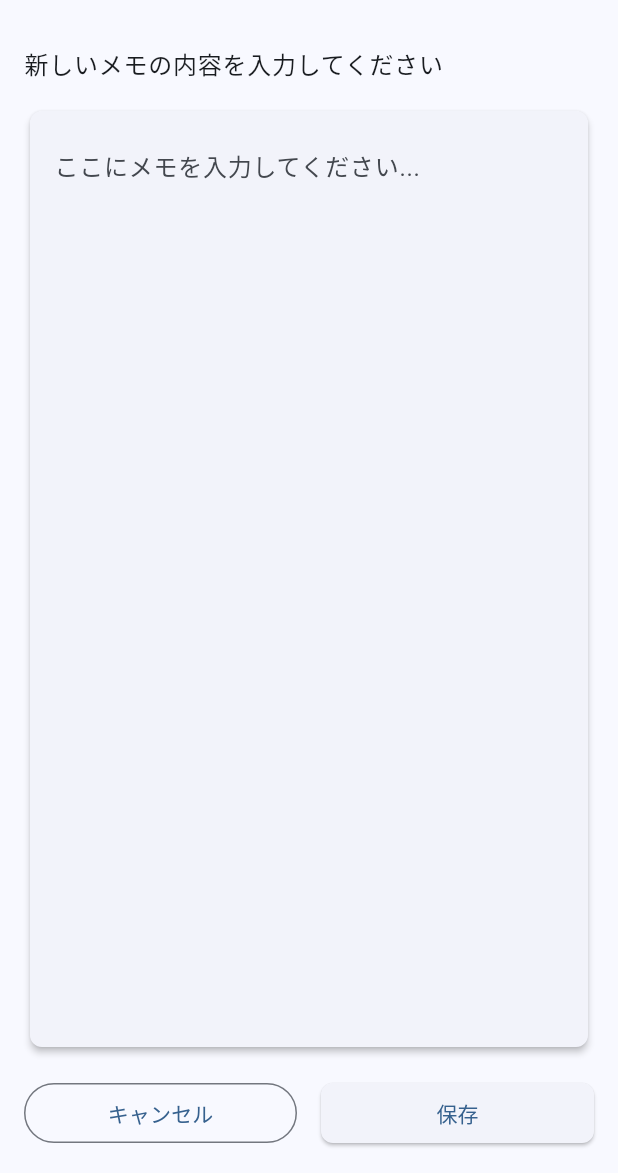
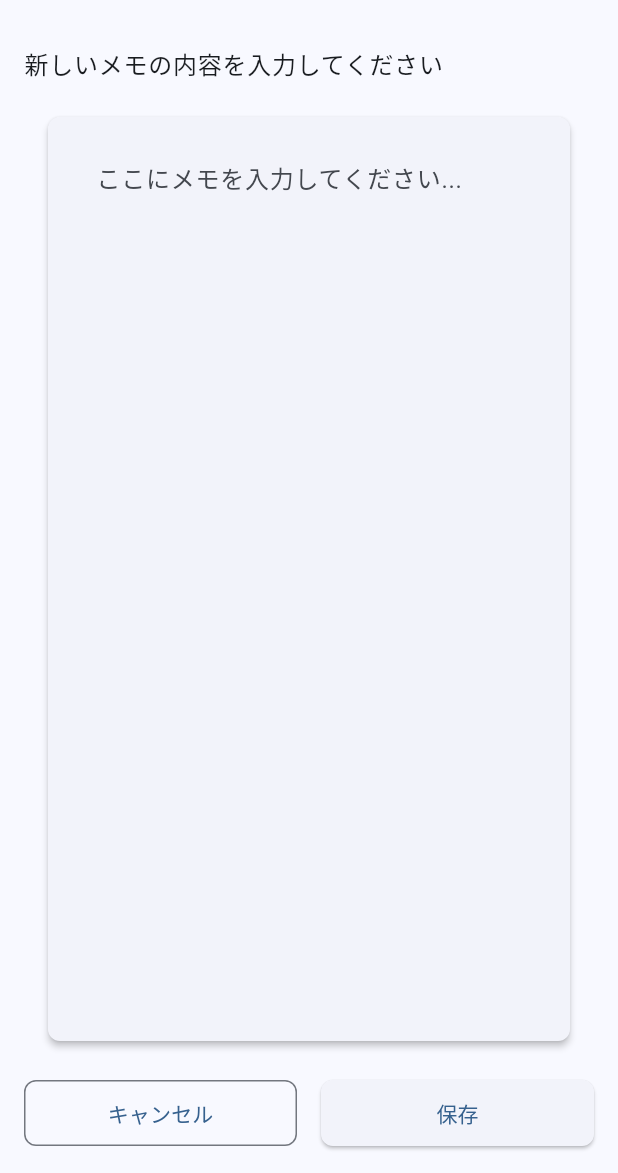
Before and after one commit to utakata-haru/memo_app_0, a Flutter app: the screen it shows after launch, after a tap on "メモを作成", on a phone screen of 412 x 824 dp, the part 63-1236 px from its top. Run offline on Flutter 3.47's test engine with Material 3 defaults, Android fonts, the phone set to English and light mode, and no system bars; our stand-ins replace drift, flutter_hooks, freezed_annotation, go_router, hooks_riverpod, riverpod_annotation; accounts and stored records are empty; generated files the repository leaves out were written again; Roboto replaces fonts that are missing (NotoSansJP).

Commit message:
feat(theme): テーマシステムをリファクタリングしてカスタマイズ可能に
テーマ設定をモジュール化し、カラースキームとコンポーネントテーマを分割
ライト/ダークテーマのサポートとシステムテーマへの対応を追加

```diff
--- /dev/null
+++ b/devtools_options.yaml
@@ -0,0 +1,4 @@
+description: This file stores settings for Dart & Flutter DevTools.
+documentation: https://docs.flutter.dev/tools/devtools/extensions#configure-extension-enablement-states
+extensions:
+  - drift: true
--- a/lib/app.dart
+++ b/lib/app.dart
@@ -1,6 +1,7 @@
 import 'package:flutter/material.dart';
 import 'package:hooks_riverpod/hooks_riverpod.dart';
 import 'core/routing/app_router.dart';
+import 'core/theme/app_theme.dart';
 
 /// メインアプリケーションウィジェット
 ///
@@ -15,33 +16,9 @@ class MainApp extends StatelessWidget {
         title: 'メモアプリ',
 
         // テーマ設定
-        theme: ThemeData(
-          colorScheme: ColorScheme.fromSeed(seedColor: Colors.blue),
-          useMaterial3: true,
-
-          // AppBarのテーマ
-          appBarTheme: const AppBarTheme(
-            centerTitle: true,
-            elevation: 0,
-          ),
-
-          // カードのテーマ
-          cardTheme: CardThemeData(
-            elevation: 2,
-            shape: RoundedRectangleBorder(
-              borderRadius: BorderRadius.circular(8),
-            ),
-          ),
-
-          // ボタンのテーマ
-          elevatedButtonTheme: ElevatedButtonThemeData(
-            style: ElevatedButton.styleFrom(
-              shape: RoundedRectangleBorder(
-                borderRadius: BorderRadius.circular(8),
-              ),
-            ),
-          ),
-        ),
+        theme: AppTheme.light,
+        darkTheme: AppTheme.dark,
+        themeMode: ThemeMode.system,
 
         // go_routerの設定
         routerConfig: AppRouter.router,
--- /dev/null
+++ b/lib/core/theme/app_theme.dart
@@ -0,0 +1,56 @@
+import 'package:flutter/material.dart';
+import 'color_scheme.dart';
+import 'component_themes.dart';
+
+/// アプリケーションのメインテーマ定義
+///
+/// ライトテーマとダークテーマを提供し、
+/// 各コンポーネントのテーマを統合します。
+class AppTheme {
+  // プライベートコンストラクタ（インスタンス化を防ぐ）
+  AppTheme._();
+
+  /// ライトテーマ
+  static ThemeData get light => ThemeData(
+        // カラースキーム
+        colorScheme: AppColorScheme.light,
+        useMaterial3: true,
+
+        // コンポーネントテーマ
+        appBarTheme: ComponentThemes.appBarTheme,
+        cardTheme: ComponentThemes.cardTheme,
+        elevatedButtonTheme: ComponentThemes.elevatedButtonTheme,
+        outlinedButtonTheme: ComponentThemes.outlinedButtonTheme,
+        textButtonTheme: ComponentThemes.textButtonTheme,
+        inputDecorationTheme: ComponentThemes.inputDecorationTheme,
+        floatingActionButtonTheme: ComponentThemes.floatingActionButtonTheme,
+
+        // フォントファミリー（必要に応じて設定）
+        fontFamily: 'NotoSansJP',
+
+        // その他の設定
+        visualDensity: VisualDensity.adaptivePlatformDensity,
+      );
+
+  /// ダークテーマ
+  static ThemeData get dark => ThemeData(
+        // カラースキーム
+        colorScheme: AppColorScheme.dark,
+        useMaterial3: true,
+
+        // コンポーネントテーマ
+        appBarTheme: ComponentThemes.appBarTheme,
+        cardTheme: ComponentThemes.cardTheme,
+        elevatedButtonTheme: ComponentThemes.elevatedButtonTheme,
+        outlinedButtonTheme: ComponentThemes.outlinedButtonTheme,
+        textButtonTheme: ComponentThemes.textButtonTheme,
+        inputDecorationTheme: ComponentThemes.inputDecorationTheme,
+        floatingActionButtonTheme: ComponentThemes.floatingActionButtonTheme,
+
+        // フォントファミリー（必要に応じて設定）
+        fontFamily: 'NotoSansJP',
+
+        // その他の設定
+        visualDensity: VisualDensity.adaptivePlatformDensity,
+      );
+}
--- /dev/null
+++ b/lib/core/theme/color_scheme.dart
@@ -0,0 +1,36 @@
+import 'package:flutter/material.dart';
+
+/// アプリケーションのカラースキーム定義
+///
+/// ライトテーマとダークテーマのカラースキームを提供します。
+class AppColorScheme {
+  // プライベートコンストラクタ（インスタンス化を防ぐ）
+  AppColorScheme._();
+
+  /// ライトテーマのカラースキーム
+  static ColorScheme get light => ColorScheme.fromSeed(
+        seedColor: Colors.blue,
+        brightness: Brightness.light,
+      );
+
+  /// ダークテーマのカラースキーム
+  static ColorScheme get dark => ColorScheme.fromSeed(
+        seedColor: Colors.blue,
+        brightness: Brightness.dark,
+      );
+
+  /// プライマリカラー
+  static const Color primaryColor = Colors.blue;
+
+  /// セカンダリカラー
+  static const Color secondaryColor = Colors.blueAccent;
+
+  /// エラーカラー
+  static const Color errorColor = Colors.red;
+
+  /// 成功カラー
+  static const Color successColor = Colors.green;
+
+  /// 警告カラー
+  static const Color warningColor = Colors.orange;
+}
--- /dev/null
+++ b/lib/core/theme/component_themes.dart
@@ -0,0 +1,87 @@
+import 'package:flutter/material.dart';
+
+/// UIコンポーネント別のテーマ定義
+///
+/// AppBar、Card、Button等の各コンポーネントのテーマを提供します。
+class ComponentThemes {
+  // プライベートコンストラクタ（インスタンス化を防ぐ）
+  ComponentThemes._();
+
+  /// AppBarのテーマ
+  static const AppBarTheme appBarTheme = AppBarTheme(
+    centerTitle: true,
+    elevation: 0,
+    scrolledUnderElevation: 1,
+  );
+
+  /// Cardのテーマ
+  static CardThemeData get cardTheme => CardThemeData(
+        elevation: 2,
+        shape: RoundedRectangleBorder(
+          borderRadius: BorderRadius.circular(8),
+        ),
+        margin: const EdgeInsets.symmetric(
+          horizontal: 16,
+          vertical: 8,
+        ),
+      );
+
+  /// ElevatedButtonのテーマ
+  static ElevatedButtonThemeData get elevatedButtonTheme =>
+      ElevatedButtonThemeData(
+        style: ElevatedButton.styleFrom(
+          shape: RoundedRectangleBorder(
+            borderRadius: BorderRadius.circular(8),
+          ),
+          padding: const EdgeInsets.symmetric(
+            horizontal: 24,
+            vertical: 12,
+          ),
+        ),
+      );
+
+  /// OutlinedButtonのテーマ
+  static OutlinedButtonThemeData get outlinedButtonTheme =>
+      OutlinedButtonThemeData(
+        style: OutlinedButton.styleFrom(
+          shape: RoundedRectangleBorder(
+            borderRadius: BorderRadius.circular(8),
+          ),
+          padding: const EdgeInsets.symmetric(
+            horizontal: 24,
+            vertical: 12,
+          ),
+        ),
+      );
+
+  /// TextButtonのテーマ
+  static TextButtonThemeData get textButtonTheme => TextButtonThemeData(
+        style: TextButton.styleFrom(
+          shape: RoundedRectangleBorder(
+            borderRadius: BorderRadius.circular(8),
+          ),
+          padding: const EdgeInsets.symmetric(
+            horizontal: 16,
+            vertical: 8,
+          ),
+        ),
+      );
+
+  /// InputDecorationのテーマ
+  static InputDecorationTheme get inputDecorationTheme =>
+      const InputDecorationTheme(
+        border: OutlineInputBorder(
+          borderRadius: BorderRadius.all(Radius.circular(8)),
+        ),
+        contentPadding: EdgeInsets.symmetric(
+          horizontal: 16,
+          vertical: 12,
+        ),
+      );
+
+  /// FloatingActionButtonのテーマ
+  static const FloatingActionButtonThemeData floatingActionButtonTheme =
+      FloatingActionButtonThemeData(
+    shape: CircleBorder(),
+  );
+}
```
